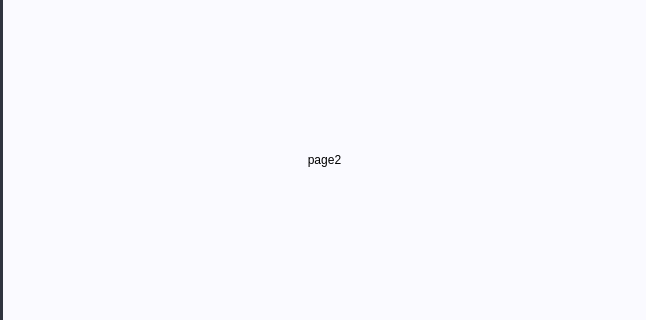
This is Organiser/mainwindow.ui in et3rnalpain/Organiser as Qt 5 draws it before an edit; both pictures show x 154 to 800 and y 140 to 460 of the 800 by 600 pixel window. The edited form follows.
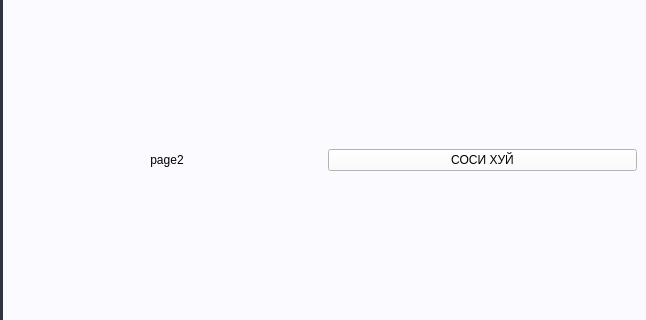
This is the edited form. The open tabs and pages were chosen to show the change. Icons and pictures are not drawn.

Commit message: добавил кнопку

```diff
--- a/Organiser/mainwindow.ui
+++ b/Organiser/mainwindow.ui
@@ -995,6 +995,13 @@
              </property>
             </widget>
            </item>
+           <item>
+            <widget class="QPushButton" name="pushButton">
+             <property name="text">
+              <string>СОСИ ХУЙ</string>
+             </property>
+            </widget>
+           </item>
           </layout>
          </widget>
         </widget>
```
Left out of the diff: 2 changed lines with no effect on the pictures.
